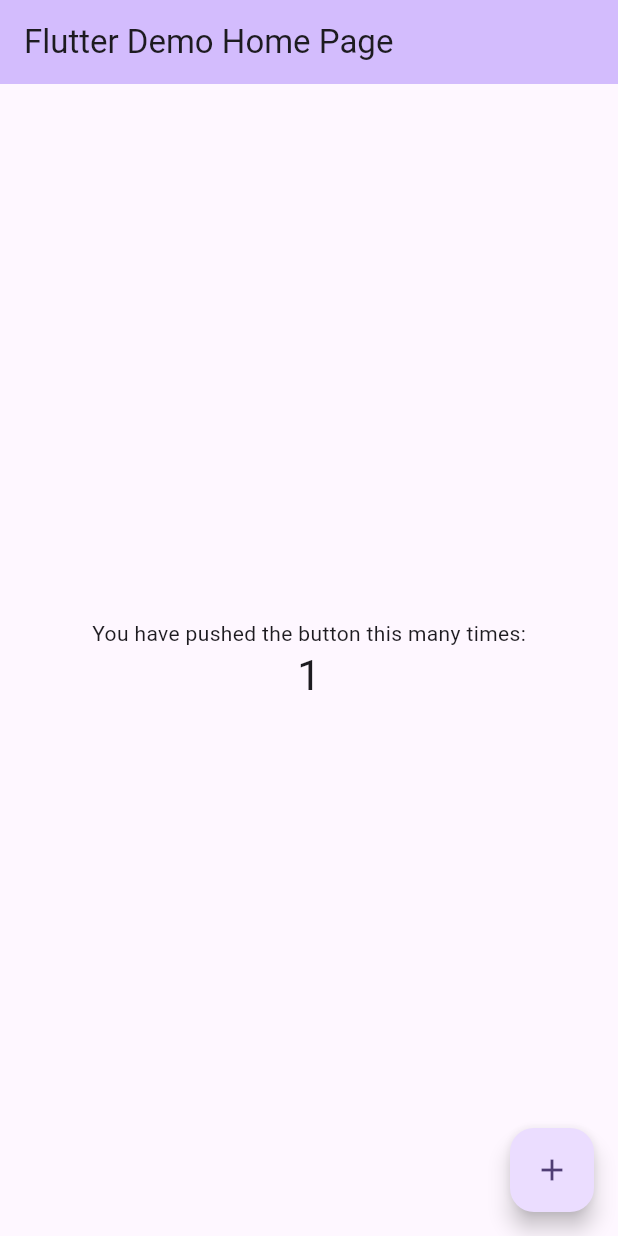
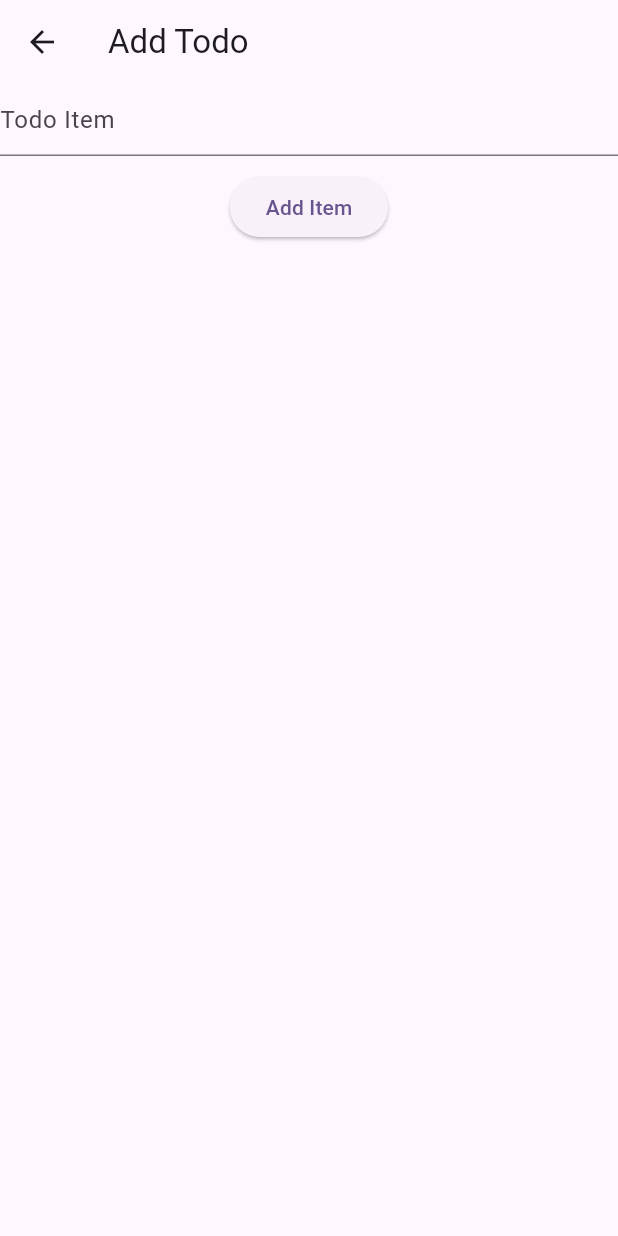
Before and after one commit to laksh29/bloc, a Flutter app: the screen it shows after launch, after a tap on the "add" icon, on a phone screen of 412 x 824 dp. Run offline on Flutter 3.47's test engine with Material 3 defaults, Android fonts, the phone set to English and light mode, and no system bars; our stand-ins replace flutter_bloc.

Commit message:
created a todo app using cubit

```diff
--- /dev/null
+++ b/todo/lib/cubit/todo_cubit.dart
@@ -0,0 +1,39 @@
+import 'package:flutter_bloc/flutter_bloc.dart';
+import 'package:todo/models/todo_model.dart';
+
+class TodoCubit extends Cubit<List<Todo>> {
+  TodoCubit() : super([]);
+
+  void addTodo(String title) {
+    if (title.isEmpty) {
+      addError("Title cannot be empty");
+      return;
+    }
+    Todo todo = Todo(name: title, createdAt: DateTime.now());
+
+/*
+    state.add(todo);
+    print(state);
+    emit(state);
+
+    !not a good practice
+    state.add() modifies the state which should not be done because state should only be modifiable through the 'emit' function.
+
+    !why was the new todo not showing up in the list whereas the state was being updated ?
+    thats right! this was the ssue because when we were trying to update the state of the app outside of emit. (hover the emit keyword and read about it) emit does nothing if the current state == state being emitted! In the above code we are updating the state outside of the emit, hence emit gets the updated state as the current state and is emitig the current state. Hence it emits nothing!! (refer the cubit part in notes for diagram)
+ */
+    emit([...state, todo]);
+  }
+
+  @override
+  void onChange(Change<List<Todo>> change) {
+    super.onChange(change);
+    print("TODO Cubit: $change");
+  }
+
+  @override
+  void onError(Object error, StackTrace stackTrace) {
+    super.onError(error, stackTrace);
+    print("TODO Cubit: $error");
+  }
+}
--- a/todo/lib/main.dart
+++ b/todo/lib/main.dart
@@ -1,4 +1,8 @@
 import 'package:flutter/material.dart';
+import 'package:flutter_bloc/flutter_bloc.dart';
+import 'package:todo/cubit/todo_cubit.dart';
+import 'package:todo/screens/add_todo_screen.dart';
+import 'package:todo/screens/todo_list_screen.dart';
 
 void main() {
   runApp(const MyApp());
@@ -7,119 +11,22 @@ void main() {
 class MyApp extends StatelessWidget {
   const MyApp({super.key});
 
-  // This widget is the root of your application.
   @override
   Widget build(BuildContext context) {
-    return MaterialApp(
-      title: 'Flutter Demo',
-      theme: ThemeData(
-        // This is the theme of your application.
-        //
-        // TRY THIS: Try running your application with "flutter run". You'll see
-        // the application has a purple toolbar. Then, without quitting the app,
-        // try changing the seedColor in the colorScheme below to Colors.green
-        // and then invoke "hot reload" (save your changes or press the "hot
-        // reload" button in a Flutter-supported IDE, or press "r" if you used
-        // the command line to start the app).
-        //
-        // Notice that the counter didn't reset back to zero; the application
-        // state is not lost during the reload. To reset the state, use hot
-        // restart instead.
-        //
-        // This works for code too, not just values: Most code changes can be
-        // tested with just a hot reload.
-        colorScheme: ColorScheme.fromSeed(seedColor: Colors.deepPurple),
-        useMaterial3: true,
+    return BlocProvider(
+      create: (context) => TodoCubit(),
+      child: MaterialApp(
+        title: 'TODO',
+        theme: ThemeData(
+          colorScheme: ColorScheme.fromSeed(seedColor: Colors.deepPurple),
+          useMaterial3: true,
+        ),
+        initialRoute: '/',
+        routes: {
+          '/': (_) => const TodoListScreen(),
+          '/add-todo': (_) => const AddTodoScreen(),
+        },
       ),
-      home: const MyHomePage(title: 'Flutter Demo Home Page'),
     );
   }
 }
-
-class MyHomePage extends StatefulWidget {
-  const MyHomePage({super.key, required this.title});
-
-  // This widget is the home page of your application. It is stateful, meaning
-  // that it has a State object (defined below) that contains fields that affect
-  // how it looks.
-
-  // This class is the configuration for the state. It holds the values (in this
-  // case the title) provided by the parent (in this case the App widget) and
-  // used by the build method of the State. Fields in a Widget subclass are
-  // always marked "final".
-
-  final String title;
-
-  @override
-  State<MyHomePage> createState() => _MyHomePageState();
-}
-
-class _MyHomePageState extends State<MyHomePage> {
-  int _counter = 0;
-
-  void _incrementCounter() {
-    setState(() {
-      // This call to setState tells the Flutter framework that something has
-      // changed in this State, which causes it to rerun the build method below
-      // so that the display can reflect the updated values. If we changed
-      // _counter without calling setState(), then the build method would not be
-      // called again, and so nothing would appear to happen.
-      _counter++;
-    });
-  }
-
-  @override
-  Widget build(BuildContext context) {
-    // This method is rerun every time setState is called, for instance as done
-    // by the _incrementCounter method above.
-    //
-    // The Flutter framework has been optimized to make rerunning build methods
-    // fast, so that you can just rebuild anything that needs updating rather
-    // than having to individually change instances of widgets.
-    return Scaffold(
-      appBar: AppBar(
-        // TRY THIS: Try changing the color here to a specific color (to
-        // Colors.amber, perhaps?) and trigger a hot reload to see the AppBar
-        // change color while the other colors stay the same.
-        backgroundColor: Theme.of(context).colorScheme.inversePrimary,
-        // Here we take the value from the MyHomePage object that was created by
-        // the App.build method, and use it to set our appbar title.
-        title: Text(widget.title),
-      ),
-      body: Center(
-        // Center is a layout widget. It takes a single child and positions it
-        // in the middle of the parent.
-        child: Column(
-          // Column is also a layout widget. It takes a list of children and
-          // arranges them vertically. By default, it sizes itself to fit its
-          // children horizontally, and tries to be as tall as its parent.
-          //
-          // Column has various properties to control how it sizes itself and
-          // how it positions its children. Here we use mainAxisAlignment to
-          // center the children vertically; the main axis here is the vertical
-          // axis because Columns are vertical (the cross axis would be
-          // horizontal).
-          //
-          // TRY THIS: Invoke "debug painting" (choose the "Toggle Debug Paint"
-          // action in the IDE, or press "p" in the console), to see the
-          // wireframe for each widget.
-          mainAxisAlignment: MainAxisAlignment.center,
-          children: <Widget>[
-            const Text(
-              'You have pushed the button this many times:',
-            ),
-            Text(
-              '$_counter',
-              style: Theme.of(context).textTheme.headlineMedium,
-            ),
-          ],
-        ),
-      ),
-      floatingActionButton: FloatingActionButton(
-        onPressed: _incrementCounter,
-        tooltip: 'Increment',
-        child: const Icon(Icons.add),
-      ), // This trailing comma makes auto-formatting nicer for build methods.
-    );
-  }
-}
--- /dev/null
+++ b/todo/lib/models/todo_model.dart
@@ -0,0 +1,27 @@
+// ignore_for_file: public_member_api_docs, sort_constructors_first
+
+class Todo {
+  final String name;
+  final DateTime createdAt;
+  Todo({
+    required this.name,
+    required this.createdAt,
+  });
+
+  Map<String, dynamic> toMap() {
+    return <String, dynamic>{
+      'name': name,
+      'createdAt': createdAt.millisecondsSinceEpoch,
+    };
+  }
+
+  factory Todo.fromMap(Map<String, dynamic> map) {
+    return Todo(
+      name: map['name'] as String,
+      createdAt: DateTime.fromMillisecondsSinceEpoch(map['createdAt'] as int),
+    );
+  }
+
+  @override
+  String toString() => 'Todo(name: $name, createdAt: $createdAt)';
+}
--- /dev/null
+++ b/todo/lib/screens/add_todo_screen.dart
@@ -0,0 +1,62 @@
+import 'package:flutter/material.dart';
+import 'package:flutter_bloc/flutter_bloc.dart';
+import 'package:todo/cubit/todo_cubit.dart';
+import 'package:todo/utils/extensions.dart';
+
+class AddTodoScreen extends StatefulWidget {
+  const AddTodoScreen({super.key});
+
+  @override
+  State<AddTodoScreen> createState() => _AddTodoScreenState();
+}
+
+class _AddTodoScreenState extends State<AddTodoScreen> {
+  late TextEditingController todoNameCont;
+
+  @override
+  void initState() {
+    super.initState();
+    todoNameCont = TextEditingController();
+  }
+
+  @override
+  void dispose() {
+    todoNameCont.dispose();
+    super.dispose();
+  }
+
+  @override
+  Widget build(BuildContext context) {
+    return Scaffold(
+      appBar: AppBar(
+        title: const Text("Add Todo"),
+      ),
+      body: SingleChildScrollView(
+        child: Column(
+          children: [
+            TextField(
+              controller: todoNameCont,
+              decoration: const InputDecoration(
+                hintText: "Todo Item",
+              ),
+            ),
+            10.whitespaceHeight,
+            ElevatedButton(
+              onPressed: () {
+                context.read<TodoCubit>().addTodo(todoNameCont.text);
+                Navigator.of(context).pop();
+              },
+              child: const Text("Add Item"),
+            )
+          ],
+        ),
+      ),
+    );
+  }
+}
+
+/*
+!BlocProvider.of<TodoCubit>(context).addTodo(todoNameCont.text)
+can also be wriitten as:
+?context.read<TodoCubit>().addTodo(todoNameCont.text),
+ */
--- /dev/null
+++ b/todo/lib/screens/todo_list_screen.dart
@@ -0,0 +1,38 @@
+import 'package:flutter/material.dart';
+import 'package:flutter_bloc/flutter_bloc.dart';
+import 'package:todo/cubit/todo_cubit.dart';
+import 'package:todo/models/todo_model.dart';
+
+class TodoListScreen extends StatelessWidget {
+  const TodoListScreen({super.key});
+
+  @override
+  Widget build(BuildContext context) {
+    return Scaffold(
+      appBar: AppBar(
+        title: const Text("Todo List"),
+      ),
+      body: BlocBuilder<TodoCubit, List<Todo>>(
+        builder: (context, todos) {
+          return ListView.separated(
+            itemCount: todos.length,
+            itemBuilder: (context, index) {
+              Todo todo = todos.elementAt(index);
+              return ListTile(
+                title: Text(todo.name),
+              );
+            },
+            separatorBuilder: (conotextx, index) {
+              return const Divider();
+            },
+          );
+        },
+      ),
+      floatingActionButton: FloatingActionButton(
+        onPressed: () => Navigator.pushNamed(context, '/add-todo'),
+        tooltip: "Add Todo Item",
+        child: const Icon(Icons.add),
+      ),
+    );
+  }
+}
--- a/todo/pubspec.yaml
+++ b/todo/pubspec.yaml
@@ -35,6 +35,7 @@ dependencies:
   # The following adds the Cupertino Icons font to your application.
   # Use with the CupertinoIcons class for iOS style icons.
   cupertino_icons: ^1.0.6
+  flutter_bloc: ^8.1.6
 
 dev_dependencies:
   flutter_test:
```
Also changed, not shown: todo/lib/utils/extensions.dart (added, +45 -0 lines), todo/pubspec.lock.
